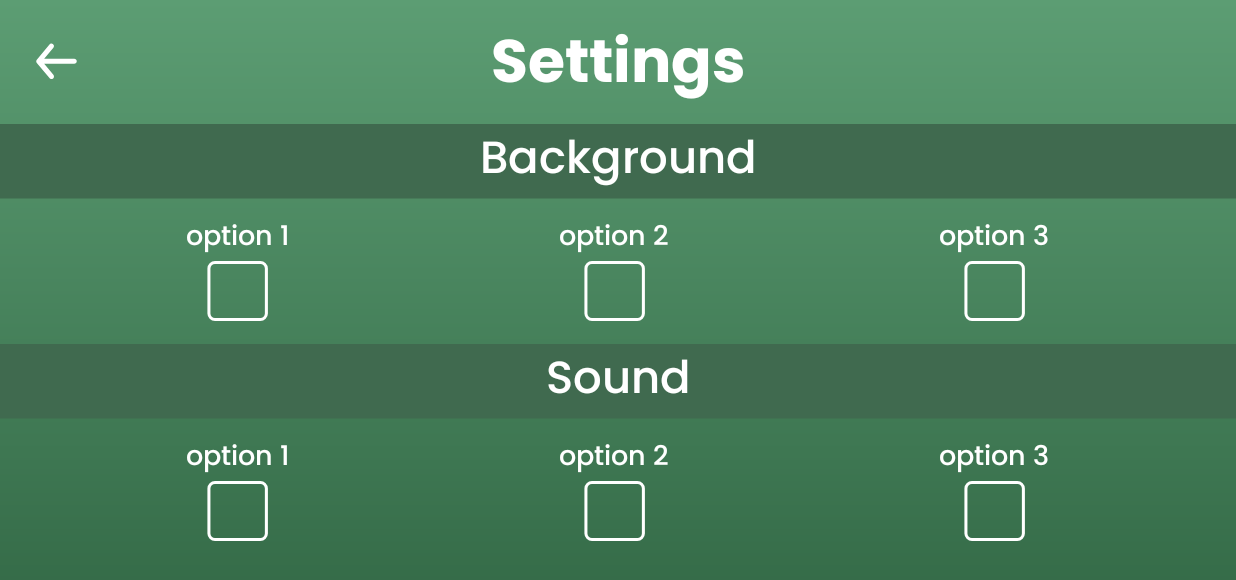
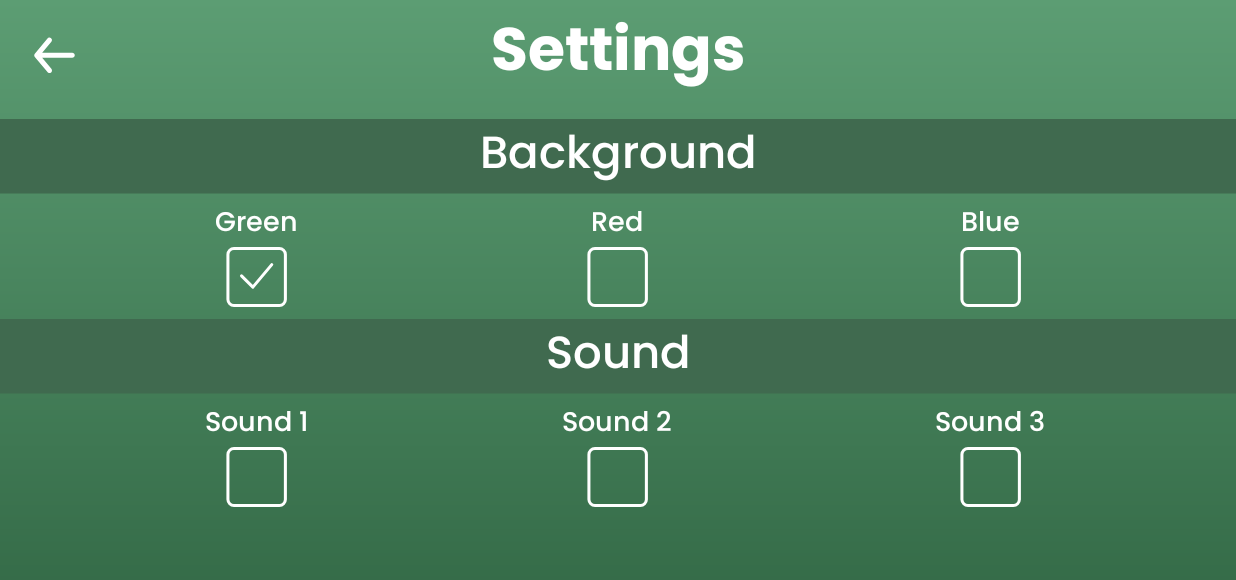
Before and after one commit to wsoteam/Gamebit, an Android app: the screen it shows after launch (SettingActivity), after a tap on "Settings", on a phone screen of 824 x 412 dp (held sideways). Shown: the top 580 px of the screen. Run offline under Robolectric (Android 15) with nearby library versions, the phone set to English and light mode, and no system bars.

Commit message:
add
setting
sh screen colors

```diff
--- /dev/null
+++ b/app/src/main/java/com/dat/android/gamebit/App.kt
@@ -0,0 +1,20 @@
+package com.dat.android.gamebit
+
+import android.app.Application
+
+class App: Application() {
+
+    override fun onCreate() {
+        super.onCreate()
+        sInstance = this
+    }
+
+    companion object {
+
+        private lateinit var sInstance: App
+
+        fun getInstance(): App {
+            return sInstance
+        }
+    }
+}
--- /dev/null
+++ b/app/src/main/java/com/dat/android/gamebit/PreferenceProvider.kt
@@ -0,0 +1,32 @@
+package com.dat.android.gamebit
+
+import android.content.Context
+import android.content.SharedPreferences
+
+object PreferenceProvider {
+
+    private val BACKGROUND_KEY = "BACKGROUND_KEY"
+    const val BACKGROUND_GREEN = 0
+    const val BACKGROUND_RED = 1
+    const val BACKGROUND_BLUE = 2
+
+
+    var sp: SharedPreferences = App.getInstance()
+        .getSharedPreferences("", Context.MODE_PRIVATE)
+
+    var editor = sp.edit()
+
+    fun saveBackgroundStateSetting(state: Int) {
+        editor.putInt(
+            BACKGROUND_KEY, state
+        )
+        editor.commit()
+    }
+    fun getBackgroundStateSetting(): Int {
+        val savedStateBackground = sp.getInt(
+            BACKGROUND_KEY, BACKGROUND_GREEN
+        )!!
+        return savedStateBackground
+    }
+
+}
--- a/app/src/main/java/com/dat/android/gamebit/SettingActivity.kt
+++ /dev/null
@@ -1,26 +0,0 @@
-package com.dat.android.gamebit
-
-import androidx.appcompat.app.AppCompatActivity
-import android.os.Bundle
-import android.view.View
-import android.widget.CheckedTextView
-import kotlinx.android.synthetic.main.activity_setting.*
-
-class SettingActivity : AppCompatActivity(R.layout.activity_setting) {
-
-    private var count = 0
-
-    override fun onCreate(savedInstanceState: Bundle?) {
-        super.onCreate(savedInstanceState)
-
-
-
-        ctv_backgraund_1.setOnClickListener {
-
-        }
-    }
-
-
-
-
-}
--- a/app/src/main/java/com/dat/android/gamebit/SplashActivity.kt
+++ b/app/src/main/java/com/dat/android/gamebit/presentation/SplashActivity.kt
@@ -1,8 +1,10 @@
-package com.dat.android.gamebit
+package com.dat.android.gamebit.presentation
 
 import android.content.Intent
 import androidx.appcompat.app.AppCompatActivity
 import android.os.Bundle
+import com.dat.android.gamebit.presentation.game.MenuActivity
+import com.dat.android.gamebit.R
 
 class SplashActivity : AppCompatActivity(R.layout.activity_splash) {
     override fun onCreate(savedInstanceState: Bundle?) {
--- a/app/src/main/java/com/dat/android/gamebit/MenuActivity.kt
+++ b/app/src/main/java/com/dat/android/gamebit/presentation/game/MenuActivity.kt
@@ -1,8 +1,9 @@
-package com.dat.android.gamebit
+package com.dat.android.gamebit.presentation.game
 
 import android.content.Intent
 import androidx.appcompat.app.AppCompatActivity
 import android.os.Bundle
+import com.dat.android.gamebit.R
 import kotlinx.android.synthetic.main.activity_menu.*
 
 class MenuActivity : AppCompatActivity(R.layout.activity_menu) {
--- /dev/null
+++ b/app/src/main/java/com/dat/android/gamebit/presentation/game/SettingActivity.kt
@@ -0,0 +1,106 @@
+package com.dat.android.gamebit.presentation.game
+
+import android.content.Intent
+import android.graphics.Color
+import androidx.appcompat.app.AppCompatActivity
+import android.os.Bundle
+import com.dat.android.gamebit.PreferenceProvider
+import com.dat.android.gamebit.R
+import kotlinx.android.synthetic.main.activity_setting.*
+import kotlinx.android.synthetic.main.activity_setting.view.*
+
+class SettingActivity : AppCompatActivity(R.layout.activity_setting) {
+
+    override fun onCreate(savedInstanceState: Bundle?) {
+        super.onCreate(savedInstanceState)
+        bindBackgroundViews()
+        updateUI()
+        backToMenu()
+    }
+
+    private fun backToMenu() {
+        iv_back_menu_from_setting.setOnClickListener {
+            intent = Intent(this@SettingActivity, MenuActivity::class.java)
+            startActivity(intent)
+            finish()
+        }
+    }
+
+    private fun updateUI() {
+        var backState = PreferenceProvider.getBackgroundStateSetting()
+        when(backState){
+            PreferenceProvider.BACKGROUND_BLUE -> {
+                setBlueCheckbox()
+                setBackgroundBlue()
+            }
+            PreferenceProvider.BACKGROUND_GREEN -> {
+                setGreenCheckbox()
+                setBackgroundGreen()
+            }
+            PreferenceProvider.BACKGROUND_RED -> {
+                setRedCheckbox()
+                setBackgroundRed()
+            }
+        }
+    }
+
+
+    private fun bindBackgroundViews() {
+        ctv_background_green.setOnClickListener {
+            setGreenCheckbox()
+            setBackgroundGreen()
+
+            PreferenceProvider.saveBackgroundStateSetting(
+                PreferenceProvider.BACKGROUND_GREEN)
+        }
+
+        ctv_background_red.setOnClickListener {
+            setRedCheckbox()
+            setBackgroundRed()
+
+            PreferenceProvider.saveBackgroundStateSetting(
+                PreferenceProvider.BACKGROUND_RED)
+        }
+
+        ctv_background_blue.setOnClickListener {
+            setBlueCheckbox()
+            setBackgroundBlue()
+
+            PreferenceProvider.saveBackgroundStateSetting(
+                PreferenceProvider.BACKGROUND_BLUE)
+        }
+    }
+
+    private fun setBlueCheckbox() {
+        ctv_background_red.isChecked = false
+        ctv_background_blue.isChecked = true
+        ctv_background_green.isChecked = false
+    }
+    private fun setGreenCheckbox() {
+        ctv_background_green.isChecked = true
+        ctv_background_red.isChecked = false
+        ctv_background_blue.isChecked = false
+
+    }
+    private fun setRedCheckbox() {
+        ctv_background_green.isChecked = false
+        ctv_background_red.isChecked = true
+        ctv_background_blue.isChecked = false
+    }
+
+    private fun setBackgroundGreen() {
+        sv_color_setting.setBackgroundResource(R.drawable.gradient_splash)
+        tv_line_settings_background.setBackgroundResource(R.drawable.ic_line_green_setting)
+        tv_line_settings_sound.setBackgroundResource(R.drawable.ic_line_green_setting)
+    }
+    private fun setBackgroundRed() {
+        sv_color_setting.setBackgroundResource(R.drawable.gradient_splash_red)
+        tv_line_settings_background.setBackgroundResource(R.drawable.ic_line_green_setting)
+        tv_line_settings_sound.setBackgroundResource(R.drawable.ic_line_green_setting)
+    }
+    private fun setBackgroundBlue() {
+        sv_color_setting.setBackgroundResource(R.drawable.gradient_splash_blue)
+        tv_line_settings_background.setBackgroundResource(R.drawable.ic_line_green_setting)
+        tv_line_settings_sound.setBackgroundResource(R.drawable.ic_line_green_setting)
+    }
+}
--- /dev/null
+++ b/app/src/main/res/drawable/gradient_splash_blue.xml
@@ -0,0 +1,7 @@
+<?xml version="1.0" encoding="utf-8"?>
+<shape xmlns:android="http://schemas.android.com/apk/res/android">
+    <gradient
+        android:angle="270"
+        android:endColor="#1c40bd"
+        android:startColor="#2cadd1" />
+</shape>
--- /dev/null
+++ b/app/src/main/res/drawable/gradient_splash_red.xml
@@ -0,0 +1,7 @@
+<?xml version="1.0" encoding="utf-8"?>
+<shape xmlns:android="http://schemas.android.com/apk/res/android">
+    <gradient
+        android:angle="270"
+        android:endColor="#8e44ad"
+        android:startColor="#c0392b" />
+</shape>
--- a/app/src/main/res/layout/activity_menu.xml
+++ b/app/src/main/res/layout/activity_menu.xml
@@ -4,7 +4,7 @@
     xmlns:tools="http://schemas.android.com/tools"
     android:layout_width="match_parent"
     android:layout_height="match_parent"
-    tools:context=".MenuActivity">
+    tools:context=".presentation.game.MenuActivity">
 
     <ImageView
         android:layout_width="match_parent"
--- a/app/src/main/res/layout/activity_setting.xml
+++ b/app/src/main/res/layout/activity_setting.xml
@@ -1,12 +1,13 @@
 <?xml version="1.0" encoding="utf-8"?>
 <ScrollView xmlns:android="http://schemas.android.com/apk/res/android"
+    xmlns:app="http://schemas.android.com/apk/res-auto"
     xmlns:tools="http://schemas.android.com/tools"
+    android:id="@+id/sv_color_setting"
     android:layout_width="match_parent"
     android:layout_height="match_parent"
-    android:background="@drawable/gradient_splash"
-    android:id="@+id/sv_color_setting">
+    android:background="@drawable/gradient_splash">
 
-    <FrameLayout
+        <androidx.constraintlayout.widget.ConstraintLayout
             android:layout_width="match_parent"
             android:layout_height="match_parent">
 
@@ -14,140 +15,167 @@
                 android:id="@+id/iv_back_menu_from_setting"
                 android:layout_width="wrap_content"
                 android:layout_height="wrap_content"
-            android:layout_marginStart="13dp"
-            android:layout_marginTop="16dp"
-            android:padding="4dp"
-            android:src="@drawable/ic_btn_back" />
-
-        <LinearLayout
-            android:layout_width="match_parent"
-            android:layout_height="match_parent"
-            android:orientation="vertical">
+                android:padding="16dp"
+                android:src="@drawable/ic_btn_back"
+                app:layout_constraintStart_toStartOf="parent"
+                app:layout_constraintTop_toTopOf="parent" />
 
             <TextView
+                android:id="@+id/textView"
                 android:layout_width="wrap_content"
                 android:layout_height="wrap_content"
                 android:layout_gravity="center_horizontal"
-                android:layout_marginTop="10dp"
                 android:fontFamily="@font/poppinsbold"
                 android:text="Settings"
                 android:textColor="#ffffff"
                 android:textSize="40sp"
-                android:textStyle="bold" />
+                android:textStyle="bold"
+                app:layout_constraintBottom_toBottomOf="@+id/iv_back_menu_from_setting"
+                app:layout_constraintEnd_toEndOf="parent"
+                app:layout_constraintStart_toStartOf="parent"
+                app:layout_constraintTop_toTopOf="@+id/iv_back_menu_from_setting" />
 
             <TextView
-                android:id="@+id/tv_line_settings"
-                android:layout_width="match_parent"
+                android:id="@+id/tv_line_settings_background"
+                android:layout_width="0dp"
                 android:layout_height="wrap_content"
-                android:layout_marginTop="3dp"
+                android:layout_marginTop="8dp"
                 android:background="@drawable/ic_line_green_setting"
                 android:fontFamily="@font/poppinsmed"
                 android:gravity="center"
                 android:text="Background"
                 android:textColor="#ffffff"
                 android:textSize="30sp"
-                android:textStyle="normal" />
+                android:textStyle="normal"
+                app:layout_constraintEnd_toEndOf="parent"
+                app:layout_constraintStart_toStartOf="parent"
+                app:layout_constraintTop_toBottomOf="@+id/textView" />
 
-            <LinearLayout
+
+            <CheckedTextView
+                android:id="@+id/ctv_background_green"
+                android:layout_width="wrap_content"
+                android:layout_height="wrap_content"
+                android:layout_marginTop="4dp"
+                android:layout_marginEnd="32dp"
+                android:layout_weight="1"
+                android:drawableBottom="@drawable/checkbox_setting"
+                android:fontFamily="@font/poppinsmed"
+                android:text="Green"
+                android:textAlignment="center"
+                android:textColor="#ffffff"
+                android:textSize="18sp"
+                android:textStyle="normal"
+                app:layout_constraintEnd_toStartOf="@+id/ctv_background_red"
+                app:layout_constraintStart_toStartOf="parent"
+                app:layout_constraintTop_toBottomOf="@+id/tv_line_settings_background" />
+
+            <CheckedTextView
+                android:id="@+id/ctv_background_red"
+                android:layout_width="wrap_content"
+                android:layout_height="wrap_content"
+                android:layout_marginStart="16dp"
+                android:layout_marginTop="4dp"
+                android:layout_marginEnd="32dp"
+                android:layout_weight="1"
+                android:drawableBottom="@drawable/checkbox_setting"
+                android:fontFamily="@font/poppinsmed"
+                android:text="Red"
+                android:textAlignment="center"
+                android:textColor="#ffffff"
+                android:textSize="18sp"
+                android:textStyle="normal"
+                app:layout_constraintEnd_toStartOf="@+id/ctv_background_blue"
+                app:layout_constraintHorizontal_bias="0.5"
+                app:layout_constraintStart_toEndOf="@+id/ctv_background_green"
+                app:layout_constraintTop_toBottomOf="@+id/tv_line_settings_background" />
+
+            <CheckedTextView
+                android:id="@+id/ctv_background_blue"
+                android:layout_width="wrap_content"
+                android:layout_height="wrap_content"
+                android:layout_marginStart="32dp"
+                android:layout_marginTop="4dp"
+                android:layout_weight="1"
+                android:drawableBottom="@drawable/checkbox_setting"
+                android:fontFamily="@font/poppinsmed"
+                android:gravity="center"
+                android:text="Blue"
+                android:textAlignment="center"
+                android:textColor="#ffffff"
+                android:textSize="18sp"
+                android:textStyle="normal"
+                app:layout_constraintEnd_toEndOf="parent"
+                app:layout_constraintHorizontal_bias="0.5"
+                app:layout_constraintStart_toEndOf="@+id/ctv_background_red"
+                app:layout_constraintTop_toBottomOf="@+id/tv_line_settings_background" />
+
+            <TextView
+                android:id="@+id/tv_line_settings_sound"
                 android:layout_width="match_parent"
                 android:layout_height="wrap_content"
-                android:layout_marginTop="10dp"
-                android:gravity="center"
-                android:orientation="horizontal">
-
-                <CheckedTextView
-                    android:id="@+id/ctv_backgraund_1"
-                    android:layout_width="wrap_content"
-                    android:layout_height="wrap_content"
-                    android:drawableBottom="@drawable/checkbox_setting"
-                    android:fontFamily="@font/poppinsmed"
-                    android:text="option 1"
-                    android:textColor="#ffffff"
-                    android:textSize="18sp"
-                    android:textStyle="normal" />
-
-                <CheckedTextView
-                    android:id="@+id/ctv_backgraund_2"
-                    android:layout_width="wrap_content"
-                    android:layout_height="wrap_content"
-                    android:layout_marginStart="180dp"
-                    android:drawableBottom="@drawable/checkbox_setting"
-                    android:fontFamily="@font/poppinsmed"
-                    android:gravity="center_horizontal"
-                    android:text="option 2"
-                    android:textColor="#ffffff"
-                    android:textSize="18sp"
-                    android:textStyle="normal" />
-
-                <CheckedTextView
-                    android:id="@+id/ctv_backgraund_3"
-                    android:layout_width="wrap_content"
-                    android:layout_height="wrap_content"
-                    android:layout_marginStart="180dp"
-                    android:drawableBottom="@drawable/checkbox_setting"
-                    android:fontFamily="@font/poppinsmed"
-                    android:text="option 3"
-                    android:textColor="#ffffff"
-                    android:textSize="18sp"
-                    android:textStyle="normal" />
-            </LinearLayout>
-
-            <TextView
-                android:id="@+id/tv_line_settings2"
-                android:layout_width="match_parent"
-                android:layout_height="wrap_content"
-                android:layout_marginTop="15dp"
+                android:layout_marginTop="8dp"
                 android:background="@drawable/ic_line_green_setting"
                 android:fontFamily="@font/poppinsmed"
                 android:gravity="center"
                 android:text="Sound"
                 android:textColor="#ffffff"
                 android:textSize="30sp"
-                android:textStyle="normal" />
+                android:textStyle="normal"
+                app:layout_constraintEnd_toEndOf="parent"
+                app:layout_constraintStart_toStartOf="parent"
+                app:layout_constraintTop_toBottomOf="@+id/ctv_background_red" />
 
-            <LinearLayout
-                android:layout_width="match_parent"
-                android:layout_height="wrap_content"
-                android:layout_marginTop="10dp"
-                android:gravity="center"
-                android:layout_marginBottom="40dp"
-                android:orientation="horizontal">
 
             <CheckedTextView
                 android:layout_width="wrap_content"
                 android:layout_height="wrap_content"
+                android:layout_marginTop="4dp"
+                android:layout_weight="1"
                 android:drawableBottom="@drawable/checkbox_setting"
                 android:fontFamily="@font/poppinsmed"
-                    android:text="option 1"
+                android:text="Sound 1"
+                android:textAlignment="center"
                 android:textColor="#ffffff"
                 android:textSize="18sp"
-                    android:textStyle="normal" />
+                android:textStyle="normal"
+                app:layout_constraintEnd_toEndOf="@+id/ctv_background_green"
+                app:layout_constraintStart_toStartOf="@+id/ctv_background_green"
+                app:layout_constraintTop_toBottomOf="@+id/tv_line_settings_sound" />
 
             <CheckedTextView
                 android:layout_width="wrap_content"
                 android:layout_height="wrap_content"
-                    android:layout_marginStart="180dp"
+                android:layout_marginTop="4dp"
+                android:layout_weight="1"
                 android:drawableBottom="@drawable/checkbox_setting"
                 android:fontFamily="@font/poppinsmed"
                 android:gravity="center_horizontal"
-                    android:text="option 2"
+                android:text="Sound 2"
+                android:textAlignment="center"
                 android:textColor="#ffffff"
                 android:textSize="18sp"
-                    android:textStyle="normal" />
+                android:textStyle="normal"
+                app:layout_constraintEnd_toEndOf="@+id/ctv_background_red"
+                app:layout_constraintStart_toStartOf="@+id/ctv_background_red"
+                app:layout_constraintTop_toBottomOf="@+id/tv_line_settings_sound" />
 
             <CheckedTextView
                 android:layout_width="wrap_content"
                 android:layout_height="wrap_content"
-                    android:layout_marginStart="180dp"
+                android:layout_marginTop="4dp"
+                android:layout_weight="1"
                 android:drawableBottom="@drawable/checkbox_setting"
                 android:fontFamily="@font/poppinsmed"
-                    android:text="option 3"
+                android:text="Sound 3"
+                android:textAlignment="center"
                 android:textColor="#ffffff"
                 android:textSize="18sp"
-                    android:textStyle="normal" />
-            </LinearLayout>
+                android:textStyle="normal"
+                app:layout_constraintEnd_toEndOf="@+id/ctv_background_blue"
+                app:layout_constraintStart_toStartOf="@+id/ctv_background_blue"
+                app:layout_constraintTop_toBottomOf="@+id/tv_line_settings_sound" />
 
 
-        </LinearLayout>
-    </FrameLayout>
+        </androidx.constraintlayout.widget.ConstraintLayout>
 </ScrollView>
--- a/app/src/main/res/layout/activity_splash.xml
+++ b/app/src/main/res/layout/activity_splash.xml
@@ -4,7 +4,7 @@
     xmlns:tools="http://schemas.android.com/tools"
     android:layout_width="match_parent"
     android:layout_height="match_parent"
-    tools:context=".SplashActivity">
+    tools:context=".presentation.SplashActivity">
 
     <ImageView
         android:layout_width="match_parent"
```
Also changed, not shown: app/src/main/AndroidManifest.xml (+4 -3 lines). Lines whose indentation alone changed are shown as unchanged.
